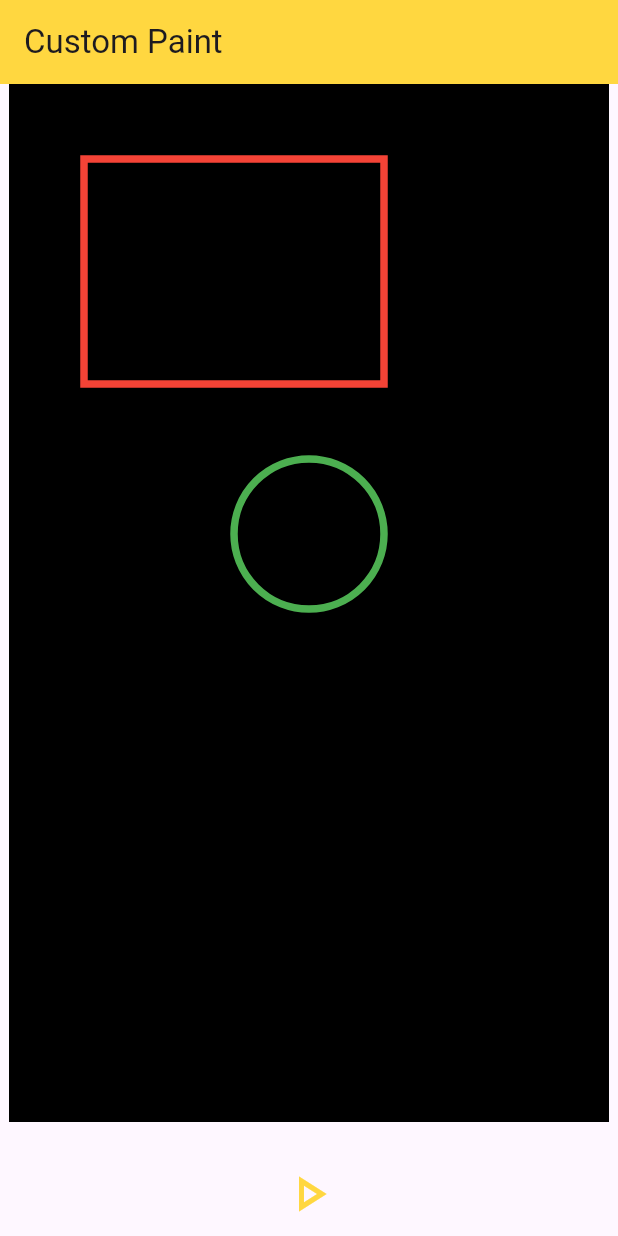
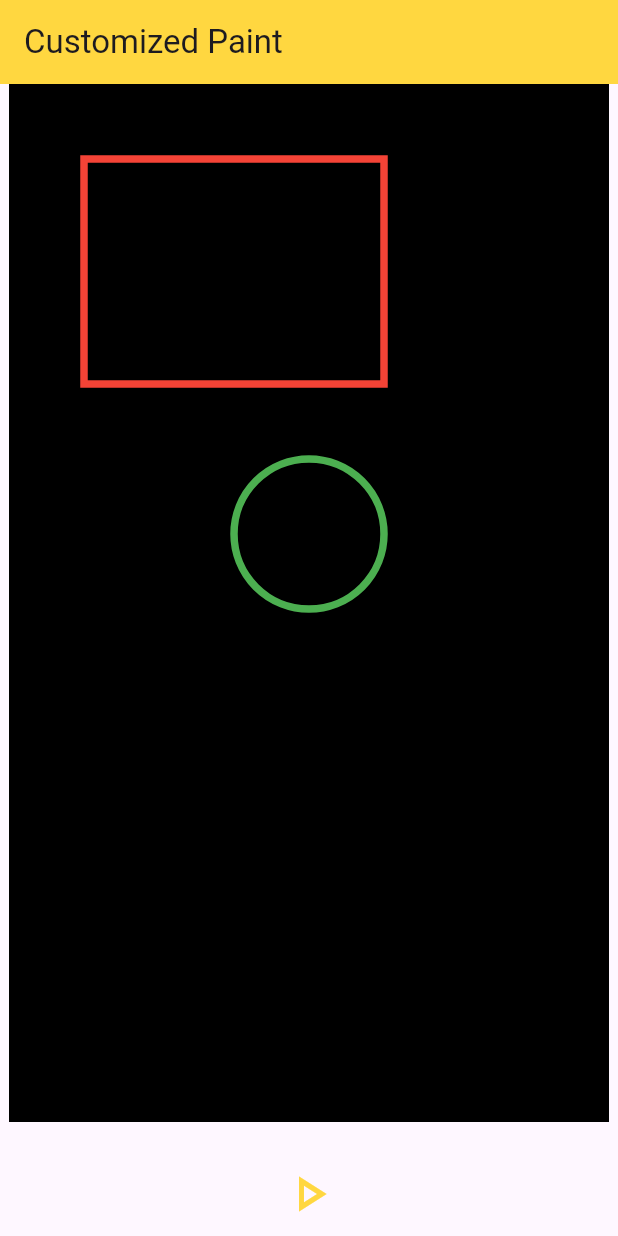
Before and after one commit to baheej007/study, a Flutter app: the screen it shows after launch, on a phone screen of 412 x 824 dp. Run offline on Flutter 3.47's test engine with Material 3 defaults, Android fonts, the phone set to English and light mode, and no system bars.

Commit message:
edited details page

```diff
--- a/lib/main.dart
+++ b/lib/main.dart
@@ -24,7 +24,7 @@ class FirstPage extends StatelessWidget {
   Widget build(BuildContext context) {
     return Scaffold(
       appBar: AppBar(
-        title: const Text("Custom Paint"),
+        title: const Text("Customized Paint"),
         backgroundColor: Colors.amberAccent,
       ),
       body: Center(
```
